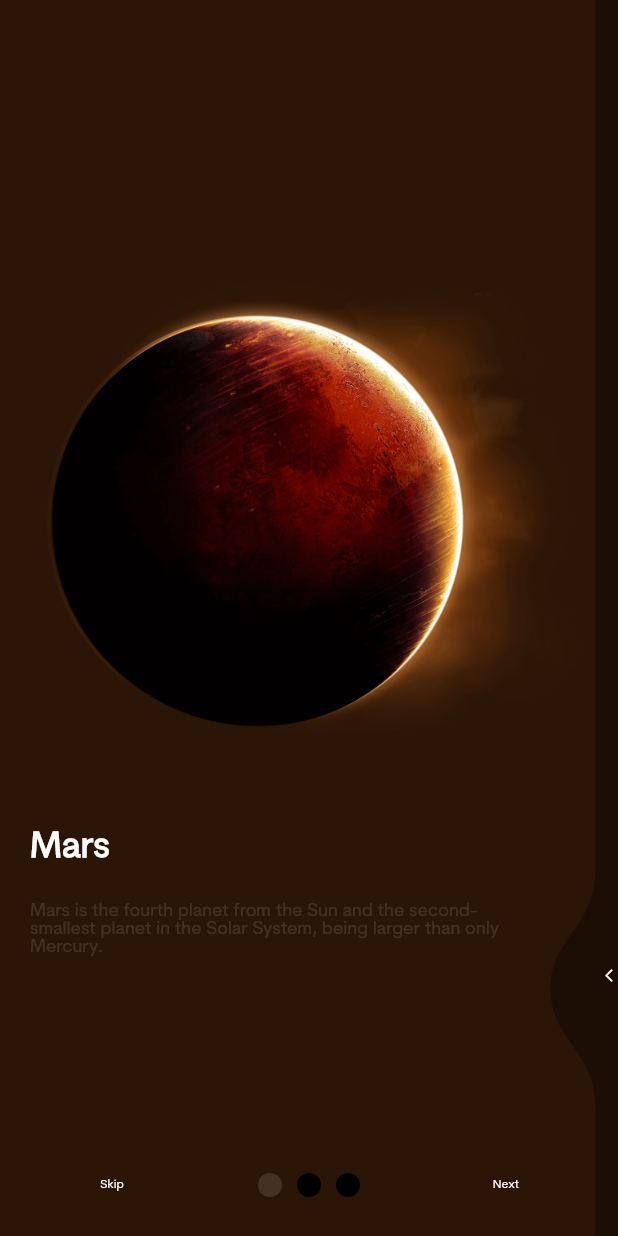
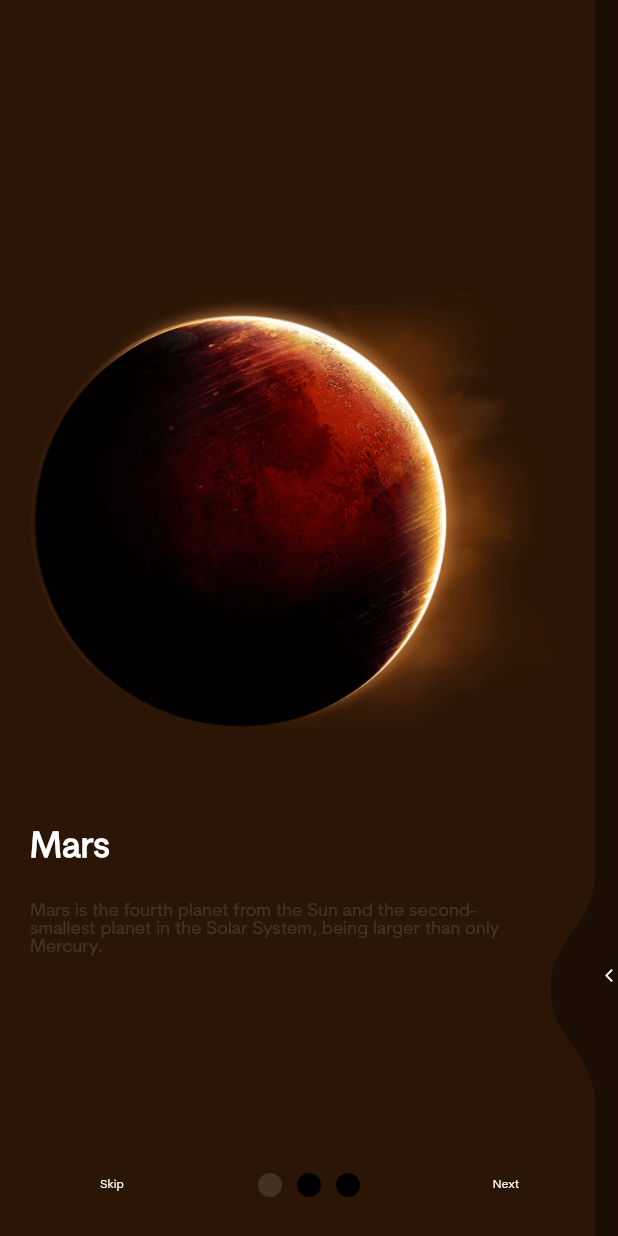
Before and after one commit to TheDanielsdev/The-Planetary-App, a Flutter app: the screen it shows after launch, on a phone screen of 412 x 824 dp. Run offline on Flutter 3.47's test engine with Material 2 defaults, Android fonts, the phone set to English and light mode, and no system bars; drawn by our look-alikes of liquid_swipe, smooth_page_indicator; our stand-ins replace google_nav_bar, shared_preferences, slide_to_act.

Commit message:
fixed splash screen issues

```diff
--- a/lib/main.dart
+++ b/lib/main.dart
@@ -41,8 +41,14 @@ class OnBoarding extends StatefulWidget {
 
 class _OnBoardingState extends State<OnBoarding> {
   int _currentIndex = 0;
-  final controller = LiquidController();
+  LiquidController controller = LiquidController();
   bool _isLastIndex = false;
+
+  @override
+  void initState() {
+    controller = LiquidController();
+    super.initState();
+  }
 
   @override
   Widget build(BuildContext context) {
@@ -224,13 +230,19 @@ class AnimateImageMars extends StatefulWidget {
 
 class _AnimateImageMarsState extends State<AnimateImageMars>
     with SingleTickerProviderStateMixin {
-  late final AnimationController _controller =
+  late AnimationController _controller =
       AnimationController(vsync: this, duration: const Duration(seconds: 3))
         ..repeat(reverse: true);
   late final Animation<Offset> _animation = Tween(
     begin: Offset.zero,
     end: const Offset(0.05, 0),
   ).animate(_controller);
+
+  @override
+  void initState() {
+    _controller = AnimationController(vsync: this);
+    super.initState();
+  }
 
   @override
   void dispose() {
```
Also changed, not shown: 2 other files.
